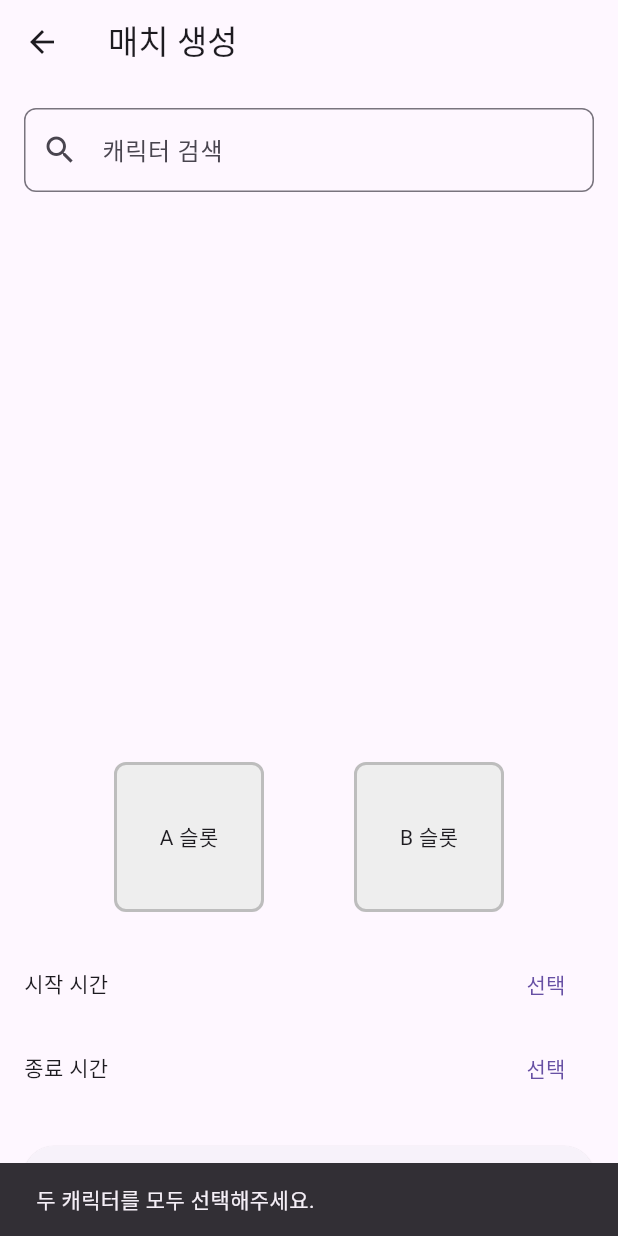
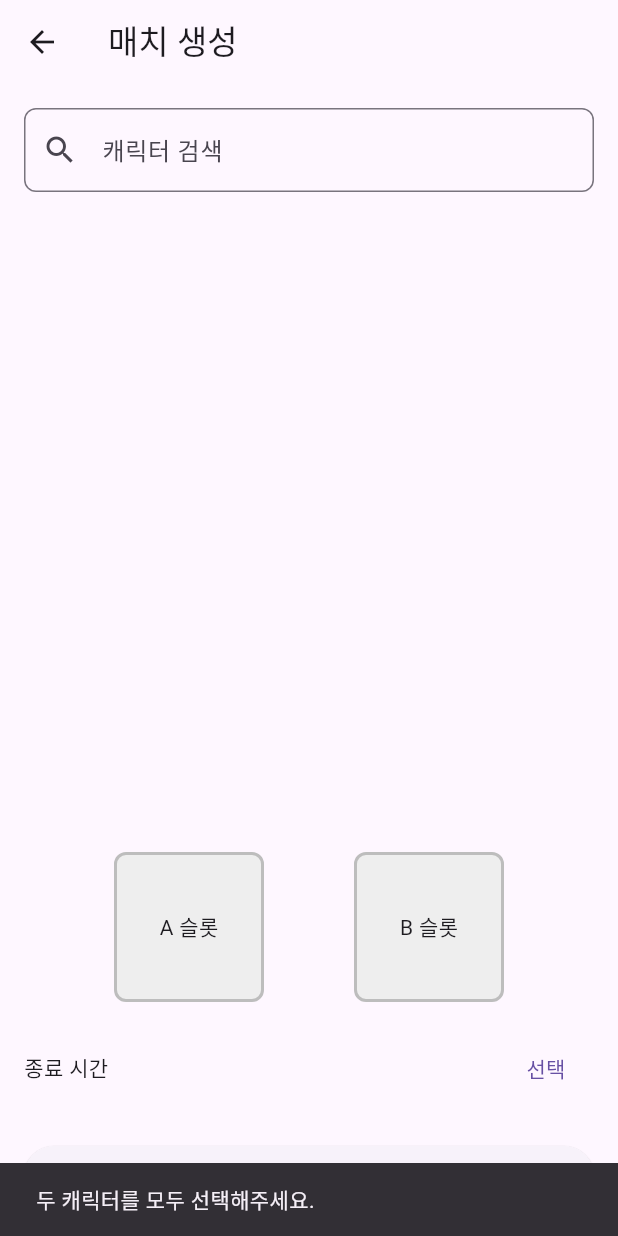
Before and after one commit to Salkogi07/Vs_App, a Flutter app: the CreateMatchPage screen opened by its route, after a tap on "저장", on a phone screen of 412 x 824 dp. Run offline on Flutter 3.47's test engine with Material 3 defaults, Android fonts, the phone set to English and light mode, and no system bars; our stand-ins replace flutter_dotenv, image_picker, supabase_flutter; accounts and stored records are empty.

Commit message:
[update] message

```diff
--- a/lib/models/match_model.dart
+++ b/lib/models/match_model.dart
@@ -6,15 +6,15 @@ class MatchModel {
   final String id;
   final Character a;
   final Character b;
-  final DateTime startAt;
   final DateTime endAt;
+  final String? winnerId; // 승자의 캐릭터 ID, null일 수 있음 (무승부 또는 미정)
 
   MatchModel({
     required this.id,
     required this.a,
     required this.b,
-    required this.startAt,
     required this.endAt,
+    this.winnerId,
   });
 
   /// Supabase에서 받아온 Map과 두 캐릭터 객체를 전달받아 MatchModel 생성
@@ -24,8 +24,8 @@ class MatchModel {
       id: m['id'] as String,
       a: ca,
       b: cb,
-      startAt: DateTime.parse(m['start_at'] as String).toLocal(),
       endAt: DateTime.parse(m['end_at'] as String).toLocal(),
+      winnerId: m['winner_id'] as String?, // 'winner_id'는 null일 수 있습니다.
     );
   }
 }
--- a/lib/screens/create_match_page.dart
+++ b/lib/screens/create_match_page.dart
@@ -22,8 +22,8 @@ class _CreateMatchPageState extends State<CreateMatchPage> {
   Character? _selectedA;
   Character? _selectedB;
 
-  DateTime? _startAt;
   DateTime? _endAt;
+  String? _winnerId; // 승자의 ID를 저장. null이면 무승부 또는 미정
 
   bool _isLoading = false;
 
@@ -33,8 +33,8 @@ class _CreateMatchPageState extends State<CreateMatchPage> {
     if (widget.existing != null) {
       _selectedA = widget.existing!.a;
       _selectedB = widget.existing!.b;
-      _startAt = widget.existing!.startAt;
       _endAt = widget.existing!.endAt;
+      _winnerId = widget.existing!.winnerId;
     }
     _loadAllCharacters();
   }
@@ -82,15 +82,9 @@ class _CreateMatchPageState extends State<CreateMatchPage> {
       );
       return;
     }
-    if (_startAt == null || _endAt == null) {
+    if (_endAt == null) {
       ScaffoldMessenger.of(context).showSnackBar(
-        const SnackBar(content: Text('매치 시작/종료 시간을 선택해주세요.')),
-      );
-      return;
-    }
-    if (_endAt!.isBefore(_startAt!)) {
-      ScaffoldMessenger.of(context).showSnackBar(
-        const SnackBar(content: Text('종료 시간은 시작 시간 이후여야 합니다.')),
+        const SnackBar(content: Text('매치 종료 시간을 선택해주세요.')),
       );
       return;
     }
@@ -98,22 +92,23 @@ class _CreateMatchPageState extends State<CreateMatchPage> {
     setState(() => _isLoading = true);
 
     try {
+      // 수정된 createMatch 호출
       await _srv.createMatch(
         charAId: _selectedA!.id,
         charBId: _selectedB!.id,
-        startAt: _startAt!,
         endAt: _endAt!,
+        winnerId: _winnerId, // 생성 시에는 null, 수정 시에는 기존 값 유지
       );
       if (mounted) {
         ScaffoldMessenger.of(context).showSnackBar(
-          const SnackBar(content: Text('매치가 생성되었습니다.')),
+          const SnackBar(content: Text('매치가 저장되었습니다.')),
         );
         Navigator.pop(context);
       }
     } catch (e) {
       if (mounted) {
         ScaffoldMessenger.of(context).showSnackBar(
-          SnackBar(content: Text('매치 생성 중 오류: $e')),
+          SnackBar(content: Text('매치 저장 중 오류: $e')),
         );
       }
     } finally {
@@ -197,8 +192,7 @@ class _CreateMatchPageState extends State<CreateMatchPage> {
             Expanded(
               child: GridView.builder(
                 itemCount: _searchResults.length,
-                gridDelegate:
-                const SliverGridDelegateWithFixedCrossAxisCount(
+                gridDelegate: const SliverGridDelegateWithFixedCrossAxisCount(
                   crossAxisCount: 2,
                   childAspectRatio: 0.8,
                   mainAxisSpacing: 12,
@@ -220,18 +214,21 @@ class _CreateMatchPageState extends State<CreateMatchPage> {
                         } else if (_selectedB == null) {
                           _selectedB = c;
                         } else {
+                          // 이미 두 슬롯이 꽉 찼을 때, A를 교체
                           _selectedA = c;
                         }
                       });
                     },
                     child: Container(
                       decoration: BoxDecoration(
-                        color:
-                        (isA || isB) ? Colors.blue[100] : Colors.grey[100],
+                        color: (isA || isB)
+                            ? Colors.blue[100]
+                            : Colors.grey[100],
                         borderRadius: BorderRadius.circular(8),
                         border: Border.all(
-                          color:
-                          (isA || isB) ? Colors.blue : Colors.grey[300]!,
+                          color: (isA || isB)
+                              ? Colors.blue
+                              : Colors.grey[300]!,
                           width: 2,
                         ),
                       ),
@@ -245,8 +242,7 @@ class _CreateMatchPageState extends State<CreateMatchPage> {
                           const SizedBox(height: 8),
                           Text(
                             c.name,
-                            style:
-                            const TextStyle(fontWeight: FontWeight.bold),
+                            style: const TextStyle(fontWeight: FontWeight.bold),
                           ),
                           const SizedBox(height: 4),
                           Text(
@@ -273,24 +269,9 @@ class _CreateMatchPageState extends State<CreateMatchPage> {
                 _SlotDisplay(label: 'B 슬롯', character: _selectedB),
               ],
             ),
-            const SizedBox(height: 24),
-            // 시작 시간
-            Row(
-              mainAxisAlignment: MainAxisAlignment.spaceBetween,
-              children: [
-                const Text('시작 시간'),
-                TextButton(
-                  onPressed: () async {
-                    final dt = await _pickDateTime(initial: _startAt);
-                    if (dt != null) setState(() => _startAt = dt);
-                  },
-                  child: Text(
-                    _startAt != null ? _format(dt: _startAt!) : '선택',
-                  ),
-                ),
-              ],
-            ),
-            const SizedBox(height: 8),
+            const SizedBox(height: 20), // 여백 조정
+            // 승자 선택 UI가 제거되었습니다.
+
             // 종료 시간
             Row(
               mainAxisAlignment: MainAxisAlignment.spaceBetween,
```
Also changed, not shown: lib/services/supabase_service.dart (+16 -5 lines).
